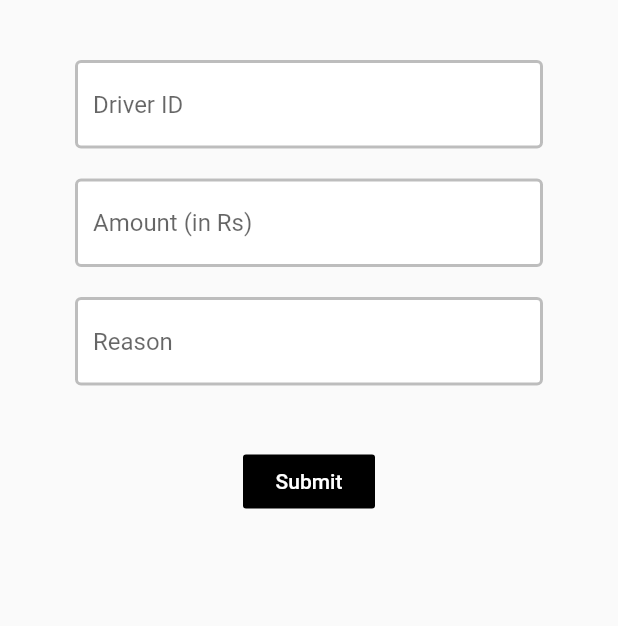
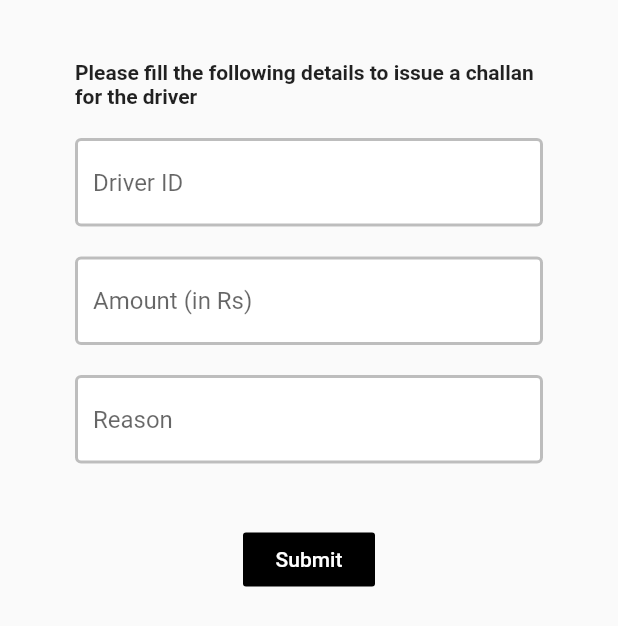
Before and after one commit to AruneshSingh/Team-Null-DBMS, a Flutter app: the PoliceChallan screen opened directly, on a phone screen of 412 x 824 dp. Shown: the top 626 px of the screen. Run offline on Flutter 3.47's test engine with Material 2 defaults, Android fonts, the phone set to English and light mode, and no system bars; our stand-ins replace font_awesome_flutter; network calls fail.

```diff
--- a/lib/pages/police/police_challan.dart
+++ b/lib/pages/police/police_challan.dart
@@ -40,6 +40,16 @@ class _PoliceChallanState extends State<PoliceChallan> {
           key: _formKey,
           child: Column(
             children: <Widget>[
+              SizedBox(height: 20),
+              Align(
+                alignment: Alignment.topLeft,
+                child: Text(
+                  'Please fill the following details to issue a challan for the driver',
+                  style: TextStyle(
+                    fontWeight: FontWeight.bold
+                  ),
+                ),
+              ),
               SizedBox(height: 20),
               TextFormField(
                 decoration: InputDecoration(
```
